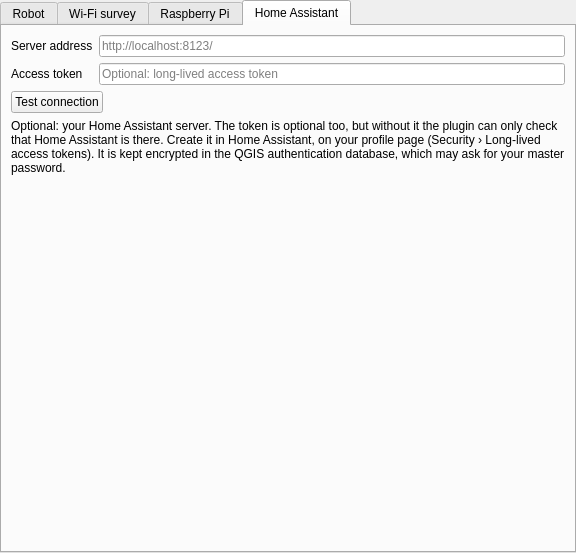
sylsta/homeqgis, file valetudo_qgis/ui/settings_page.ui: the form before one commit.
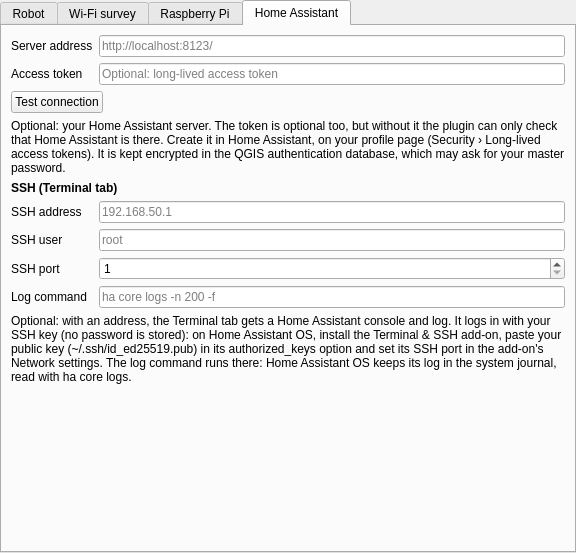
The form after the commit. The open tabs and pages were chosen to show the change. Custom widgets are drawn as their Qt base class.

Commit message: Terminal: Home Assistant console and log over SSH (address, user, port and log command in the settings)

```diff
--- a/valetudo_qgis/ui/settings_page.ui
+++ b/valetudo_qgis/ui/settings_page.ui
@@ -654,6 +654,90 @@
          </property>
         </widget>
        </item>
+       <item row="4" column="0" colspan="2">
+        <widget class="QLabel" name="lbl_ha_ssh_title">
+         <property name="text">
+          <string>SSH (Terminal tab)</string>
+         </property>
+         <property name="font">
+          <font>
+           <bold>true</bold>
+          </font>
+         </property>
+        </widget>
+       </item>
+       <item row="5" column="0">
+        <widget class="QLabel" name="lbl_ha_ssh_host">
+         <property name="text">
+          <string>SSH address</string>
+         </property>
+        </widget>
+       </item>
+       <item row="5" column="1">
+        <widget class="QLineEdit" name="ha_ssh_host">
+         <property name="placeholderText">
+          <string notr="true">192.168.50.1</string>
+         </property>
+        </widget>
+       </item>
+       <item row="6" column="0">
+        <widget class="QLabel" name="lbl_ha_ssh_user">
+         <property name="text">
+          <string>SSH user</string>
+         </property>
+        </widget>
+       </item>
+       <item row="6" column="1">
+        <widget class="QLineEdit" name="ha_ssh_user">
+         <property name="placeholderText">
+          <string notr="true">root</string>
+         </property>
+        </widget>
+       </item>
+       <item row="7" column="0">
+        <widget class="QLabel" name="lbl_ha_ssh_port">
+         <property name="text">
+          <string>SSH port</string>
+         </property>
+        </widget>
+       </item>
+       <item row="7" column="1">
+        <widget class="QSpinBox" name="ha_ssh_port">
+         <property name="minimum">
+          <number>1</number>
+         </property>
+         <property name="maximum">
+          <number>65535</number>
+         </property>
+         <property name="singleStep">
+          <number>1</number>
+         </property>
+        </widget>
+       </item>
+       <item row="8" column="0">
+        <widget class="QLabel" name="lbl_ha_log_command">
+         <property name="text">
+          <string>Log command</string>
+         </property>
+        </widget>
+       </item>
+       <item row="8" column="1">
+        <widget class="QLineEdit" name="ha_log_command">
+         <property name="placeholderText">
+          <string notr="true">ha core logs -n 200 -f</string>
+         </property>
+        </widget>
+       </item>
+       <item row="9" column="0" colspan="2">
+        <widget class="QLabel" name="lbl_ha_ssh_hint">
+         <property name="wordWrap">
+          <bool>true</bool>
+         </property>
+         <property name="text">
+          <string>Optional: with an address, the Terminal tab gets a Home Assistant console and log. It logs in with your SSH key (no password is stored): on Home Assistant OS, install the Terminal &amp; SSH add-on, paste your public key (~/.ssh/id_ed25519.pub) in its authorized_keys option and set its SSH port in the add-on's Network settings. The log command runs there: Home Assistant OS keeps its log in the system journal, read with ha core logs.</string>
+         </property>
+        </widget>
+       </item>
       </layout>
      </widget>
     </widget>
```
The commit also changes 8 other files.
